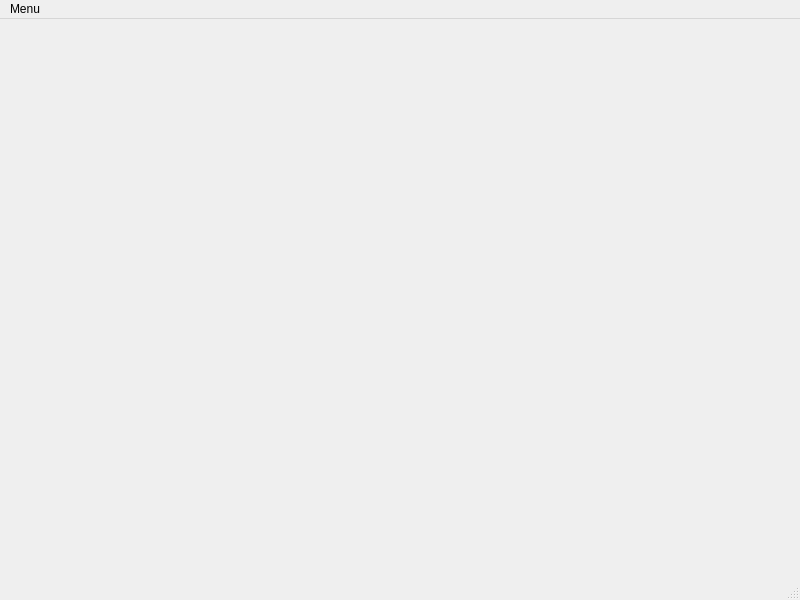
Above: countdownpage.ui from FigueroaCode/ProductivityTimer before the change. Below: the same form after it.
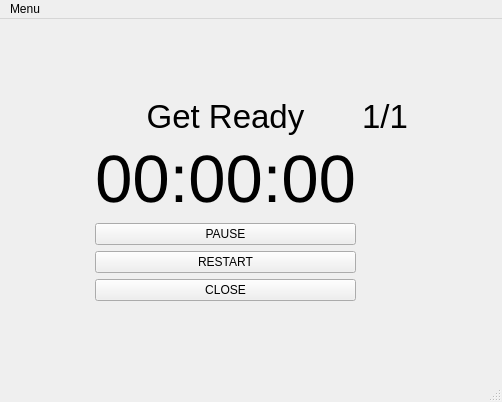
That is the form after the change.

Commit message: main functions of countdownpage finished

The edit to the form file:
```diff
--- a/countdownpage.ui
+++ b/countdownpage.ui
@@ -6,20 +6,176 @@
    <rect>
     <x>0</x>
     <y>0</y>
-    <width>800</width>
-    <height>600</height>
+    <width>502</width>
+    <height>402</height>
    </rect>
   </property>
   <property name="windowTitle">
    <string>MainWindow</string>
   </property>
-  <widget class="QWidget" name="centralwidget"/>
+  <widget class="QWidget" name="centralwidget">
+   <layout class="QGridLayout" name="gridLayout" rowstretch="0,0,0,0,0,0,0" columnstretch="0,0,0,0,0,0">
+    <item row="2" column="2">
+     <widget class="QLabel" name="countDownLabel">
+      <property name="sizePolicy">
+       <sizepolicy hsizetype="Preferred" vsizetype="Preferred">
+        <horstretch>0</horstretch>
+        <verstretch>0</verstretch>
+       </sizepolicy>
+      </property>
+      <property name="font">
+       <font>
+        <pointsize>50</pointsize>
+       </font>
+      </property>
+      <property name="text">
+       <string>00:00:00</string>
+      </property>
+      <property name="alignment">
+       <set>Qt::AlignCenter</set>
+      </property>
+     </widget>
+    </item>
+    <item row="0" column="2">
+     <spacer name="verticalSpacer">
+      <property name="orientation">
+       <enum>Qt::Vertical</enum>
+      </property>
+      <property name="sizeHint" stdset="0">
+       <size>
+        <width>20</width>
+        <height>40</height>
+       </size>
+      </property>
+     </spacer>
+    </item>
+    <item row="1" column="2">
+     <widget class="QLabel" name="titleLabel">
+      <property name="sizePolicy">
+       <sizepolicy hsizetype="Preferred" vsizetype="Preferred">
+        <horstretch>0</horstretch>
+        <verstretch>0</verstretch>
+       </sizepolicy>
+      </property>
+      <property name="font">
+       <font>
+        <pointsize>25</pointsize>
+       </font>
+      </property>
+      <property name="text">
+       <string>Get Ready</string>
+      </property>
+      <property name="alignment">
+       <set>Qt::AlignCenter</set>
+      </property>
+     </widget>
+    </item>
+    <item row="1" column="1">
+     <spacer name="horizontalSpacer_4">
+      <property name="orientation">
+       <enum>Qt::Horizontal</enum>
+      </property>
+      <property name="sizeHint" stdset="0">
+       <size>
+        <width>40</width>
+        <height>20</height>
+       </size>
+      </property>
+     </spacer>
+    </item>
+    <item row="1" column="4">
+     <spacer name="horizontalSpacer">
+      <property name="orientation">
+       <enum>Qt::Horizontal</enum>
+      </property>
+      <property name="sizeHint" stdset="0">
+       <size>
+        <width>40</width>
+        <height>20</height>
+       </size>
+      </property>
+     </spacer>
+    </item>
+    <item row="1" column="3">
+     <widget class="QLabel" name="repsLabel">
+      <property name="font">
+       <font>
+        <pointsize>25</pointsize>
+       </font>
+      </property>
+      <property name="text">
+       <string>1/1</string>
+      </property>
+     </widget>
+    </item>
+    <item row="6" column="2">
+     <spacer name="verticalSpacer_2">
+      <property name="orientation">
+       <enum>Qt::Vertical</enum>
+      </property>
+      <property name="sizeHint" stdset="0">
+       <size>
+        <width>20</width>
+        <height>40</height>
+       </size>
+      </property>
+     </spacer>
+    </item>
+    <item row="3" column="2">
+     <widget class="QPushButton" name="pauseResumeButton">
+      <property name="text">
+       <string>PAUSE</string>
+      </property>
+     </widget>
+    </item>
+    <item row="1" column="5">
+     <spacer name="horizontalSpacer_2">
+      <property name="orientation">
+       <enum>Qt::Horizontal</enum>
+      </property>
+      <property name="sizeHint" stdset="0">
+       <size>
+        <width>40</width>
+        <height>20</height>
+       </size>
+      </property>
+     </spacer>
+    </item>
+    <item row="4" column="2">
+     <widget class="QPushButton" name="restartButton">
+      <property name="text">
+       <string>RESTART</string>
+      </property>
+     </widget>
+    </item>
+    <item row="1" column="0">
+     <spacer name="horizontalSpacer_3">
+      <property name="orientation">
+       <enum>Qt::Horizontal</enum>
+      </property>
+      <property name="sizeHint" stdset="0">
+       <size>
+        <width>40</width>
+        <height>20</height>
+       </size>
+      </property>
+     </spacer>
+    </item>
+    <item row="5" column="2">
+     <widget class="QPushButton" name="closeButton">
+      <property name="text">
+       <string>CLOSE</string>
+      </property>
+     </widget>
+    </item>
+   </layout>
+  </widget>
   <widget class="QMenuBar" name="menubar">
    <property name="geometry">
     <rect>
      <x>0</x>
      <y>0</y>
-     <width>800</width>
+     <width>502</width>
      <height>22</height>
     </rect>
    </property>
```
Left out of the diff: 2 changed lines with no effect on the pictures. The commit also changes 4 other files.
